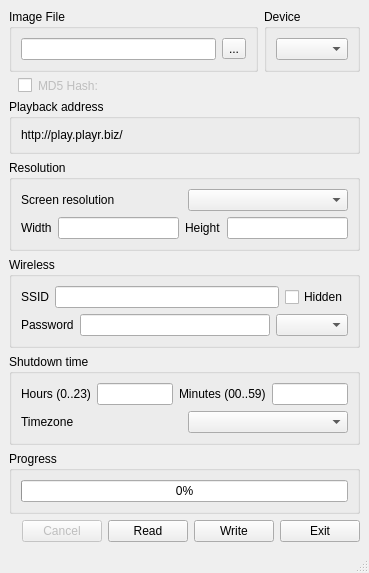
Above: src/mainwindow.ui from bizplay/win32-disk-imager before the change. Below: the same form after it.
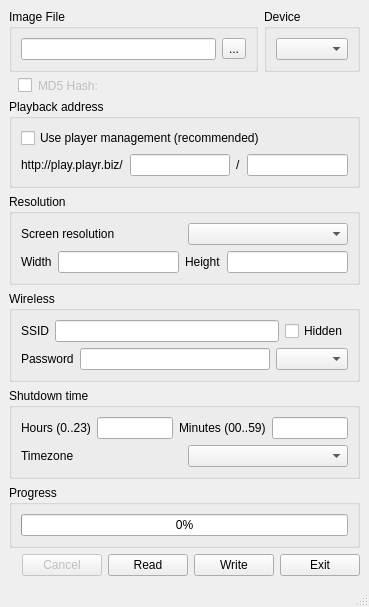
That is the form after the change. Icons and pictures are not drawn.

Commit message: added back option to enter channel url instead of using player management because that would have enabled customers/resellers to fix a problem with a recent Webconverger release

What changed in the file:
```diff
--- a/src/mainwindow.ui
+++ b/src/mainwindow.ui
@@ -180,6 +180,13 @@
        <string>Playback address</string>
       </property>
       <layout class="QVBoxLayout" name="verticalLayout_4">
+       <item>
+        <widget class="QCheckBox" name="cbEnterprise">
+         <property name="text">
+          <string>Use player management (recommended)</string>
+         </property>
+        </widget>
+       </item>
        <item>
         <layout class="QHBoxLayout" name="horizontalLayout_4">
          <item>
@@ -189,6 +196,27 @@
            </property>
           </widget>
          </item>
+         <item>
+          <widget class="QLineEdit" name="leCIN">
+           <property name="maxLength">
+            <number>4</number>
+           </property>
+          </widget>
+         </item>
+         <item>
+          <widget class="QLabel" name="lbMiddleOfURL">
+           <property name="text">
+            <string>/</string>
+           </property>
+          </widget>
+         </item>
+         <item>
+          <widget class="QLineEdit" name="leChannelID">
+           <property name="maxLength">
+            <number>8</number>
+           </property>
+          </widget>
+         </item>
         </layout>
        </item>
       </layout>
```
Left out of the diff: 3 changed lines with no effect on the pictures. The commit also changes 6 other files.
